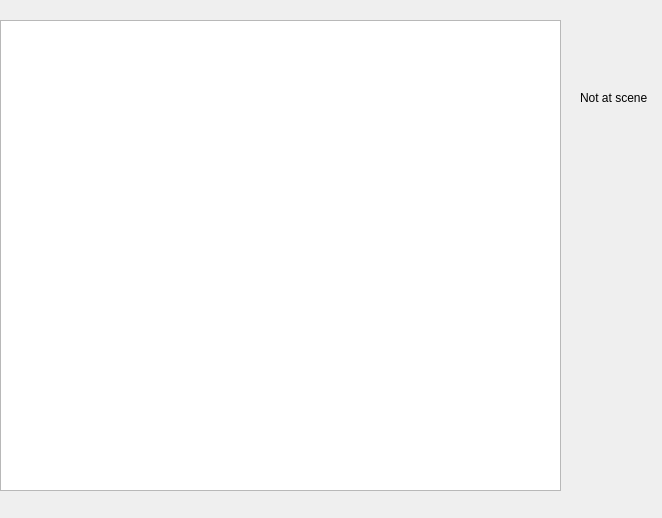
pashazz/qtqbasic, file runwindow.ui: the form before one commit.
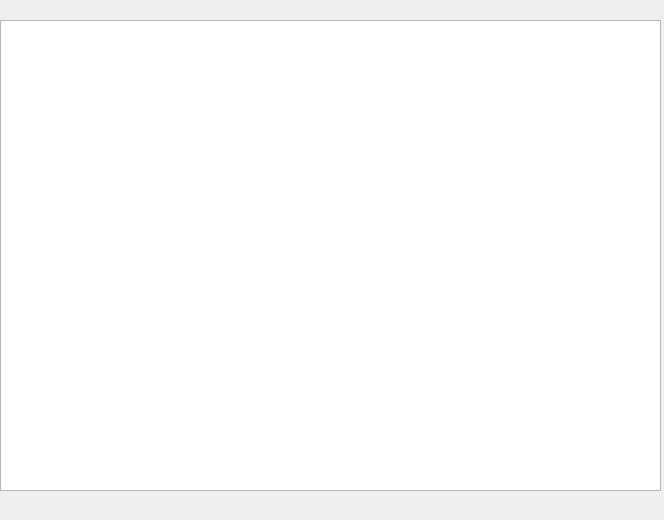
The form after the commit.

Commit message: LINE исправлен

What changed in the file:
```diff
--- a/runwindow.ui
+++ b/runwindow.ui
@@ -6,8 +6,8 @@
    <rect>
     <x>0</x>
     <y>0</y>
-    <width>662</width>
-    <height>518</height>
+    <width>664</width>
+    <height>520</height>
    </rect>
   </property>
   <property name="windowTitle">
@@ -18,7 +18,7 @@
     <rect>
      <x>0</x>
      <y>20</y>
-     <width>561</width>
+     <width>661</width>
      <height>471</height>
     </rect>
    </property>
@@ -28,19 +28,6 @@
     </item>
    </layout>
   </widget>
-  <widget class="QLabel" name="lblCoor">
-   <property name="geometry">
-    <rect>
-     <x>580</x>
-     <y>90</y>
-     <width>71</width>
-     <height>16</height>
-    </rect>
-   </property>
-   <property name="text">
-    <string>Not at scene</string>
-   </property>
-  </widget>
  </widget>
  <resources/>
  <connections/>
```
The commit also changes 1 other file.
